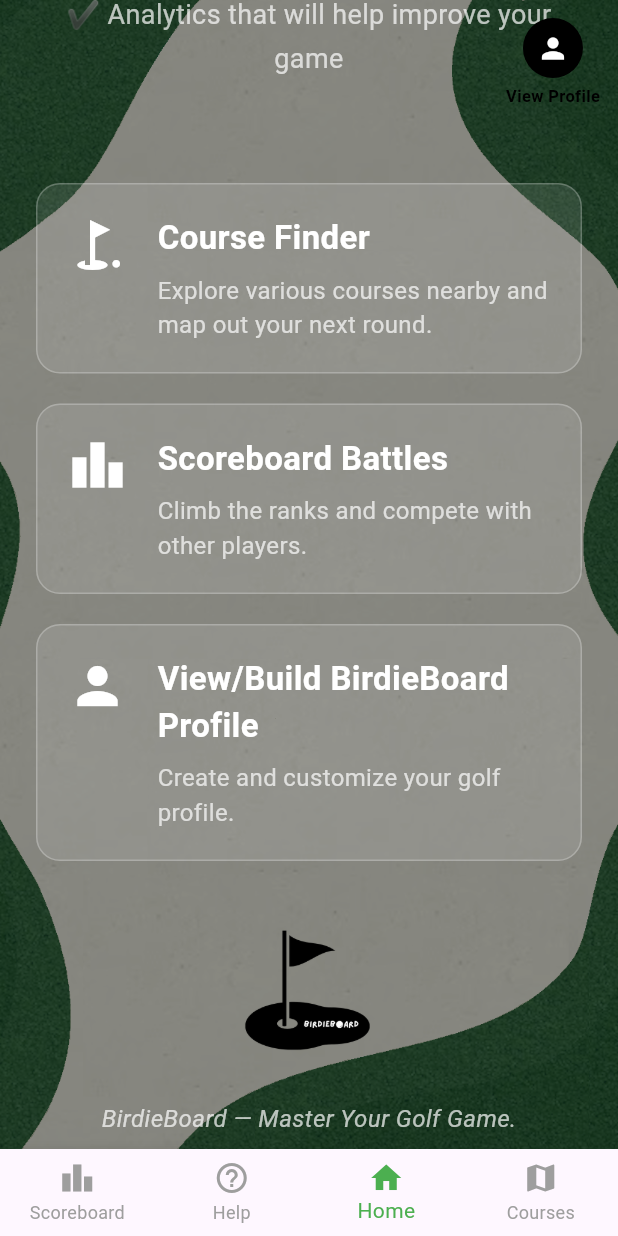
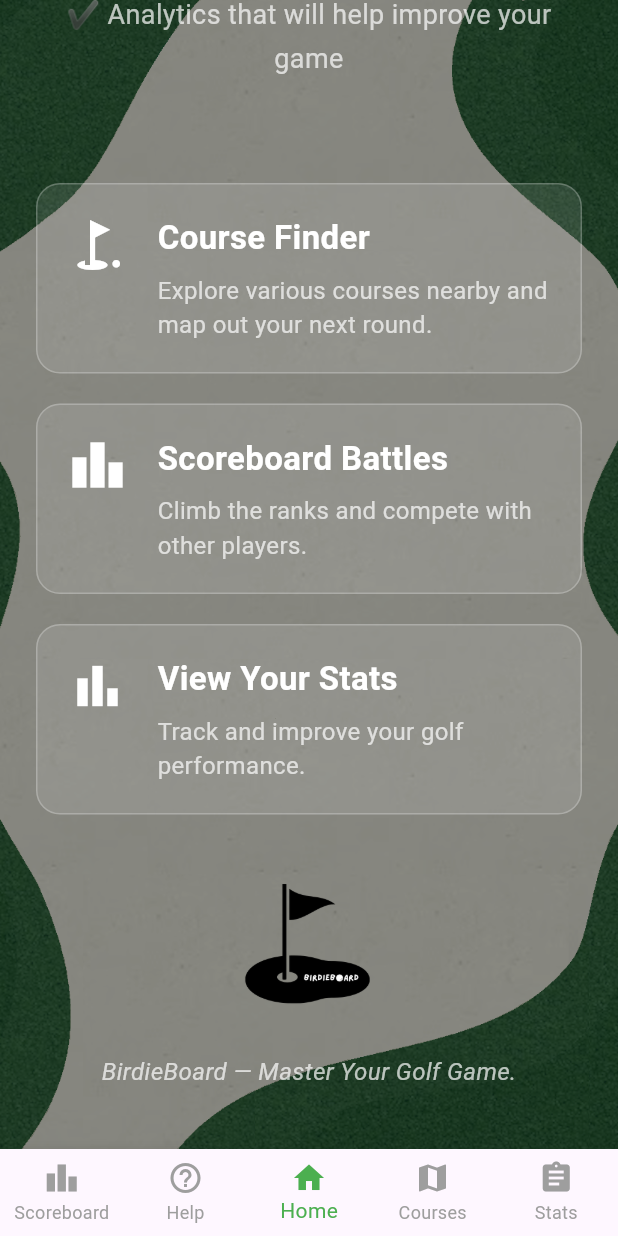
Before and after one commit to josephaycock/golf_app, a Flutter app: the NavWrapper screen opened by its route, scrolled down 559 dp, on a phone screen of 412 x 824 dp. Run offline on Flutter 3.47's test engine with Material 3 defaults, Android fonts, the phone set to English and light mode, and no system bars; our stand-ins replace cloud_firestore, firebase_auth, firebase_core, flutter_map, geolocator, latlong2; accounts and stored records are empty.

Commit message:
removed plpayer profile.   Created stats on nav bar

```diff
--- a/lib/frontend/screens/home.dart
+++ b/lib/frontend/screens/home.dart
@@ -3,7 +3,7 @@
 import 'package:flutter/material.dart';
 import 'package:golf_app/frontend/screens/viewGolfCourses.dart';
 import 'package:golf_app/frontend/screens/scoreboard.dart';
-import 'package:golf_app/frontend/screens/player_profile.dart'; // <-- Correct import now
+import 'package:golf_app/frontend/screens/stats.dart'; // <-- Correct import (StatsPage)
 
 class HomeScreen extends StatelessWidget {
   const HomeScreen({super.key});
@@ -26,7 +26,7 @@
               child: Column(
                 crossAxisAlignment: CrossAxisAlignment.center,
                 children: [
-                  // Title logo (Black version)
+                  // Title logo
                   Image.asset('assets/images/BirdieBoard.png', width: 250),
                   const SizedBox(height: 30),
                   const Text(
@@ -80,13 +80,13 @@
                   ),
                   const SizedBox(height: 20),
                   FeatureCard(
-                    icon: Icons.person,
-                    title: 'View/Build BirdieBoard Profile',
-                    description: 'Create and customize your golf profile.',
+                    icon: Icons.bar_chart,
+                    title: 'View Your Stats',
+                    description: 'Track and improve your golf performance.',
                     onTap: () {
                       Navigator.push(
                         context,
-                        MaterialPageRoute(builder: (context) => const PlayerProfile()), // <-- FIXED THIS
+                        MaterialPageRoute(builder: (context) => const StatsPage()), // <-- FIXED
                       );
                     },
                   ),
--- a/lib/frontend/widgets/nav_wrapper.dart
+++ b/lib/frontend/widgets/nav_wrapper.dart
@@ -4,7 +4,7 @@
 import '../screens/help.dart';
 import '../screens/scoreboard.dart';
 import '../screens/viewGolfCourses.dart';
-import '../screens/player_profile.dart';
+import '../screens/stats.dart'; // <-- This now imports the updated StatsPage
 
 class NavWrapper extends StatefulWidget {
   final int initialIndex;
@@ -22,6 +22,7 @@
     const HelpScreen(), // 1
     const HomeScreen(), // 2
     const ViewGolfCourses(), // 3
+    const StatsPage(), // 4 <-- updated
   ];
 
   @override
@@ -39,48 +40,7 @@
   @override
   Widget build(BuildContext context) {
     return Scaffold(
-      body: Stack(
-        children: [
-          _pages[_selectedIndex], // Main content
-          // Floating Profile Icon (smaller + tighter)
-          Positioned(
-            top: 12, // Tighter to top
-            right: 12, // Tighter to right
-            child: Column(
-              children: [
-                GestureDetector(
-                  onTap: () {
-                    Navigator.push(
-                      context,
-                      MaterialPageRoute(
-                        builder: (context) => const PlayerProfile(),
-                      ),
-                    );
-                  },
-                  child: const CircleAvatar(
-                    radius: 20, // 🔥 Smaller and cleaner (was 26 before)
-                    backgroundColor: Colors.black,
-                    child: Icon(
-                      Icons.person,
-                      color: Colors.white,
-                      size: 22,
-                    ), // 🔥 Also smaller inside
-                  ),
-                ),
-                const SizedBox(height: 4),
-                const Text(
-                  'View Profile',
-                  style: TextStyle(
-                    color: Colors.black,
-                    fontSize: 11, // 🔥 Slightly smaller
-                    fontWeight: FontWeight.bold,
-                  ),
-                ),
-              ],
-            ),
-          ),
-        ],
-      ),
+      body: _pages[_selectedIndex],
       bottomNavigationBar: CustomNavBar(
         currentIndex: _selectedIndex,
         onTap: _onItemTapped,
--- a/lib/frontend/widgets/navbar.dart
+++ b/lib/frontend/widgets/navbar.dart
@@ -26,6 +26,7 @@
         BottomNavigationBarItem(icon: Icon(Icons.help_outline), label: 'Help'),
         BottomNavigationBarItem(icon: Icon(Icons.home), label: 'Home'),
         BottomNavigationBarItem(icon: Icon(Icons.map), label: 'Courses'),
+        BottomNavigationBarItem(icon: Icon(Icons.assignment), label: 'Stats'),
       ],
     );
   }
```
Also changed, not shown: lib/frontend/screens/player_profile.dart (+97 -97 lines), lib/frontend/screens/stats.dart (added, +108 -0 lines).
